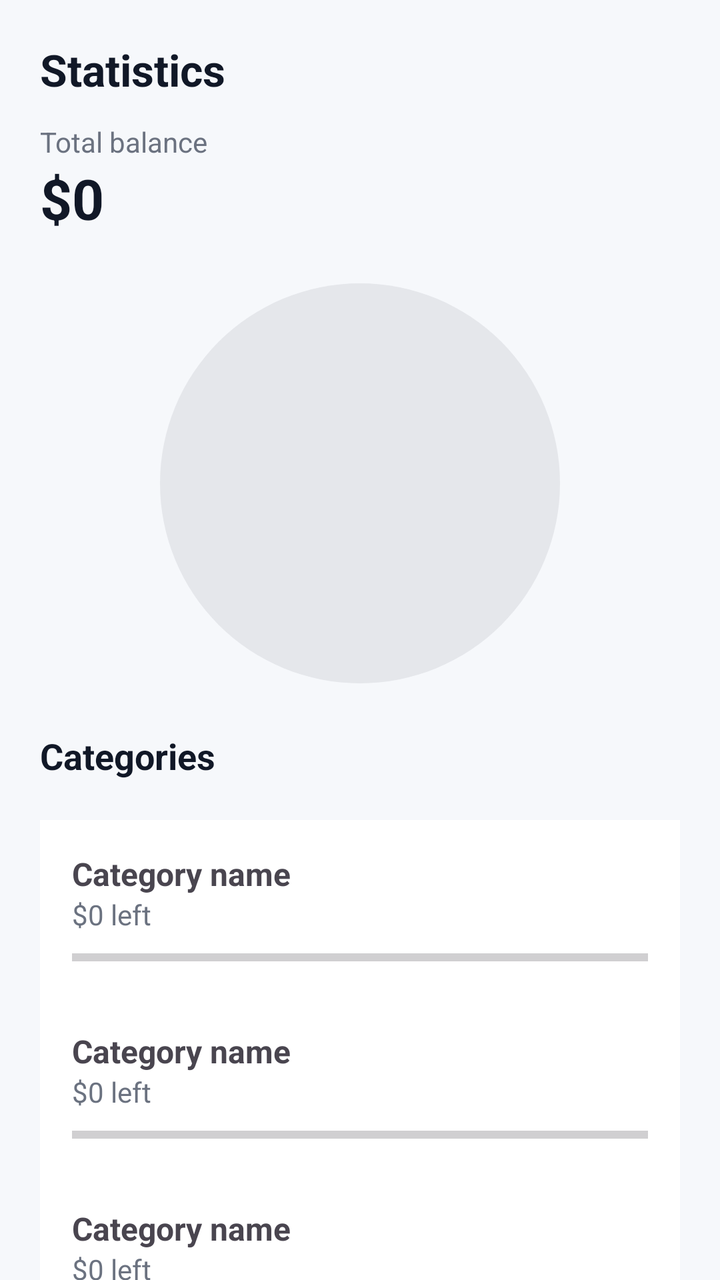
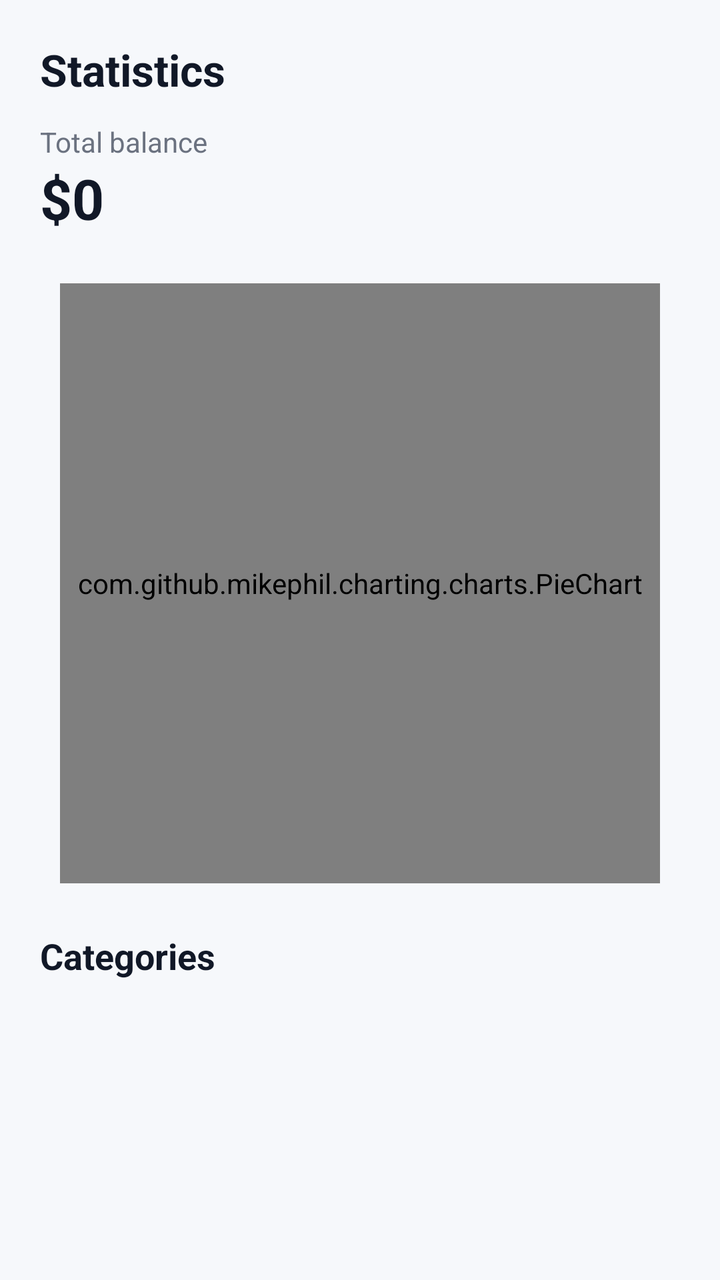

Screens rendered from an Android XML layout before and after an edit, with the pre-edit source and the edit as a unified diff.
<!-- AndroidManifest.xml: application theme Theme.Androidapp -->
<!-- res/layout/activity_statistics.xml -->
<?xml version="1.0" encoding="utf-8"?>
<androidx.constraintlayout.widget.ConstraintLayout
    xmlns:android="http://schemas.android.com/apk/res/android"
    xmlns:app="http://schemas.android.com/apk/res-auto"
    android:layout_width="match_parent"
    android:layout_height="match_parent"
    android:background="#F6F8FB">

    
    <TextView
        android:id="@+id/titleText"
        android:layout_width="wrap_content"
        android:layout_height="wrap_content"
        android:text="Statistics"
        android:textSize="22sp"
        android:textStyle="bold"
        android:textColor="#111827"
        app:layout_constraintTop_toTopOf="parent"
        app:layout_constraintStart_toStartOf="parent"
        android:layout_margin="20dp"/>

    
    <TextView
        android:id="@+id/balanceLabel"
        android:layout_width="wrap_content"
        android:layout_height="wrap_content"
        android:text="Total balance"
        android:textColor="#6B7280"
        app:layout_constraintTop_toBottomOf="@id/titleText"
        app:layout_constraintStart_toStartOf="@id/titleText"
        android:layout_marginTop="12dp"/>

    <TextView
        android:id="@+id/balanceText"
        android:layout_width="wrap_content"
        android:layout_height="wrap_content"
        android:text="$0"
        android:textSize="28sp"
        android:textStyle="bold"
        android:textColor="#111827"
        app:layout_constraintTop_toBottomOf="@id/balanceLabel"
        app:layout_constraintStart_toStartOf="@id/titleText"/>

    
    <View
        android:id="@+id/chartPlaceholder"
        android:layout_width="200dp"
        android:layout_height="200dp"
        android:background="@drawable/circle_placeholder"
        app:layout_constraintTop_toBottomOf="@id/balanceText"
        app:layout_constraintStart_toStartOf="parent"
        app:layout_constraintEnd_toEndOf="parent"
        android:layout_marginTop="24dp"/>

    
    <TextView
        android:id="@+id/categoriesTitle"
        android:layout_width="wrap_content"
        android:layout_height="wrap_content"
        android:text="Categories"
        android:textSize="18sp"
        android:textStyle="bold"
        android:textColor="#111827"
        app:layout_constraintTop_toBottomOf="@id/chartPlaceholder"
        app:layout_constraintStart_toStartOf="@id/titleText"
        android:layout_marginTop="24dp"/>

    
    <LinearLayout
        android:id="@+id/categoriesContainer"
        android:layout_width="0dp"
        android:layout_height="wrap_content"
        android:orientation="vertical"
        app:layout_constraintTop_toBottomOf="@id/categoriesTitle"
        app:layout_constraintStart_toStartOf="parent"
        app:layout_constraintEnd_toEndOf="parent"
        android:layout_margin="20dp">

        <include
            layout="@layout/item_category"
            android:layout_width="match_parent"
            android:layout_height="wrap_content"/>

        <include
            layout="@layout/item_category"
            android:layout_width="match_parent"
            android:layout_height="wrap_content"/>

        <include
            layout="@layout/item_category"
            android:layout_width="match_parent"
            android:layout_height="wrap_content"/>


    </LinearLayout>

    
    <LinearLayout
        android:id="@+id/emptyState"
        android:layout_width="wrap_content"
        android:layout_height="wrap_content"
        android:orientation="vertical"
        android:gravity="center"
        android:visibility="gone"
        app:layout_constraintTop_toTopOf="parent"
        app:layout_constraintBottom_toBottomOf="parent"
        app:layout_constraintStart_toStartOf="parent"
        app:layout_constraintEnd_toEndOf="parent">

        <TextView
            android:layout_width="wrap_content"
            android:layout_height="wrap_content"
            android:text="No data yet"
            android:textSize="18sp"
            android:textStyle="bold"
            android:textColor="#111827"/>

        <TextView
            android:layout_width="wrap_content"
            android:layout_height="wrap_content"
            android:text="Scan a receipt to see statistics"
            android:textColor="#6B7280"
            android:layout_marginTop="8dp"/>


    </LinearLayout>

</androidx.constraintlayout.widget.ConstraintLayout>
<!-- res/layout/item_category.xml (included above) -->
<LinearLayout xmlns:android="http://schemas.android.com/apk/res/android"
    android:layout_width="match_parent"
    android:layout_height="wrap_content"
    android:orientation="vertical"
    android:background="#FFFFFF"
    android:padding="16dp"
    android:layout_marginTop="12dp"
    android:elevation="3dp">

    <TextView
        android:layout_width="wrap_content"
        android:layout_height="wrap_content"
        android:text="Category name"
        android:textStyle="bold"
        android:textSize="16sp"/>

    <TextView
        android:layout_width="wrap_content"
        android:layout_height="wrap_content"
        android:text="$0 left"
        android:textColor="#6B7280"/>

    <ProgressBar
        style="?android:attr/progressBarStyleHorizontal"
        android:layout_width="match_parent"
        android:layout_height="8dp"
        android:progress="0"
        android:layout_marginTop="8dp"/>
</LinearLayout>
<!-- resources referenced by this layout -->
<resources>
  <!-- drawable circle_placeholder (drawable) -->
  <shape xmlns:android="http://schemas.android.com/apk/res/android"
      android:shape="oval">
  
      <solid android:color="#E5E7EB"/>
  
  </shape>
  <style name="Theme.Androidapp" parent="Base.Theme.Androidapp" />
  <style name="Base.Theme.Androidapp" parent="Theme.Material3.DayNight.NoActionBar">
          
          
      </style>
</resources>

<!-- the commit's change to res/layout/activity_statistics.xml (unified diff, before → after) -->
@@ -42,11 +42,10 @@
         app:layout_constraintStart_toStartOf="@id/titleText"/>
 
     
-    <View
-        android:id="@+id/chartPlaceholder"
-        android:layout_width="200dp"
-        android:layout_height="200dp"
-        android:background="@drawable/circle_placeholder"
+    <com.github.mikephil.charting.charts.PieChart
+        android:id="@+id/pieChart"
+        android:layout_width="300dp"
+        android:layout_height="300dp"
         app:layout_constraintTop_toBottomOf="@id/balanceText"
         app:layout_constraintStart_toStartOf="parent"
         app:layout_constraintEnd_toEndOf="parent"
@@ -61,38 +60,19 @@
         android:textSize="18sp"
         android:textStyle="bold"
         android:textColor="#111827"
-        app:layout_constraintTop_toBottomOf="@id/chartPlaceholder"
+        app:layout_constraintTop_toBottomOf="@id/pieChart"
         app:layout_constraintStart_toStartOf="@id/titleText"
         android:layout_marginTop="24dp"/>
 
     
-    <LinearLayout
-        android:id="@+id/categoriesContainer"
+    <androidx.recyclerview.widget.RecyclerView
+        android:id="@+id/categoriesRecyclerView"
         android:layout_width="0dp"
         android:layout_height="wrap_content"
-        android:orientation="vertical"
         app:layout_constraintTop_toBottomOf="@id/categoriesTitle"
         app:layout_constraintStart_toStartOf="parent"
         app:layout_constraintEnd_toEndOf="parent"
-        android:layout_margin="20dp">
-
-        <include
-            layout="@layout/item_category"
-            android:layout_width="match_parent"
-            android:layout_height="wrap_content"/>
-
-        <include
-            layout="@layout/item_category"
-            android:layout_width="match_parent"
-            android:layout_height="wrap_content"/>
-
-        <include
-            layout="@layout/item_category"
-            android:layout_width="match_parent"
-            android:layout_height="wrap_content"/>
-
-
-    </LinearLayout>
+        android:layout_margin="20dp"/>
 
     
     <LinearLayout
@@ -126,33 +106,3 @@
     </LinearLayout>
 
 </androidx.constraintlayout.widget.ConstraintLayout>
-<!-- res/layout/item_category.xml (included above) -->
-<LinearLayout xmlns:android="http://schemas.android.com/apk/res/android"
-    android:layout_width="match_parent"
-    android:layout_height="wrap_content"
-    android:orientation="vertical"
-    android:background="#FFFFFF"
-    android:padding="16dp"
-    android:layout_marginTop="12dp"
-    android:elevation="3dp">
-
-    <TextView
-        android:layout_width="wrap_content"
-        android:layout_height="wrap_content"
-        android:text="Category name"
-        android:textStyle="bold"
-        android:textSize="16sp"/>
-
-    <TextView
-        android:layout_width="wrap_content"
-        android:layout_height="wrap_content"
-        android:text="$0 left"
-        android:textColor="#6B7280"/>
-
-    <ProgressBar
-        style="?android:attr/progressBarStyleHorizontal"
-        android:layout_width="match_parent"
-        android:layout_height="8dp"
-        android:progress="0"
-        android:layout_marginTop="8dp"/>
-</LinearLayout>
<!-- resource entries referenced after the edit -->
@@ -1,12 +1,5 @@
 <!-- resources referenced by this layout -->
 <resources>
-  <!-- drawable circle_placeholder (drawable) -->
-  <shape xmlns:android="http://schemas.android.com/apk/res/android"
-      android:shape="oval">
-  
-      <solid android:color="#E5E7EB"/>
-  
-  </shape>
   <style name="Theme.Androidapp" parent="Base.Theme.Androidapp" />
   <style name="Base.Theme.Androidapp" parent="Theme.Material3.DayNight.NoActionBar">
           
